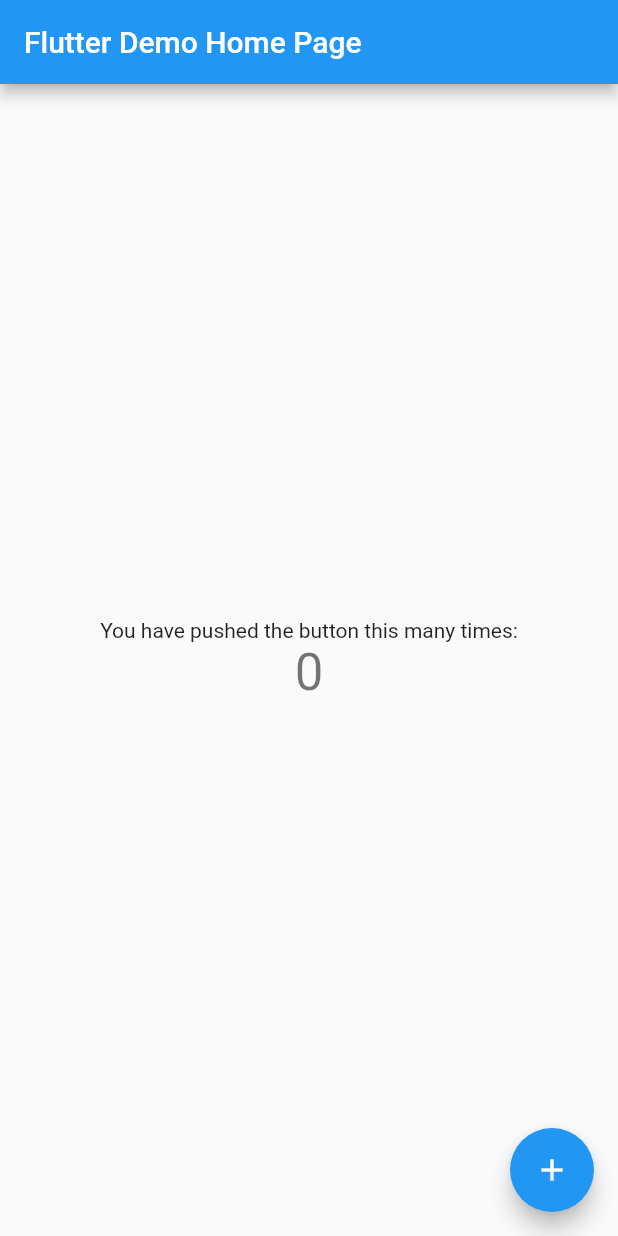
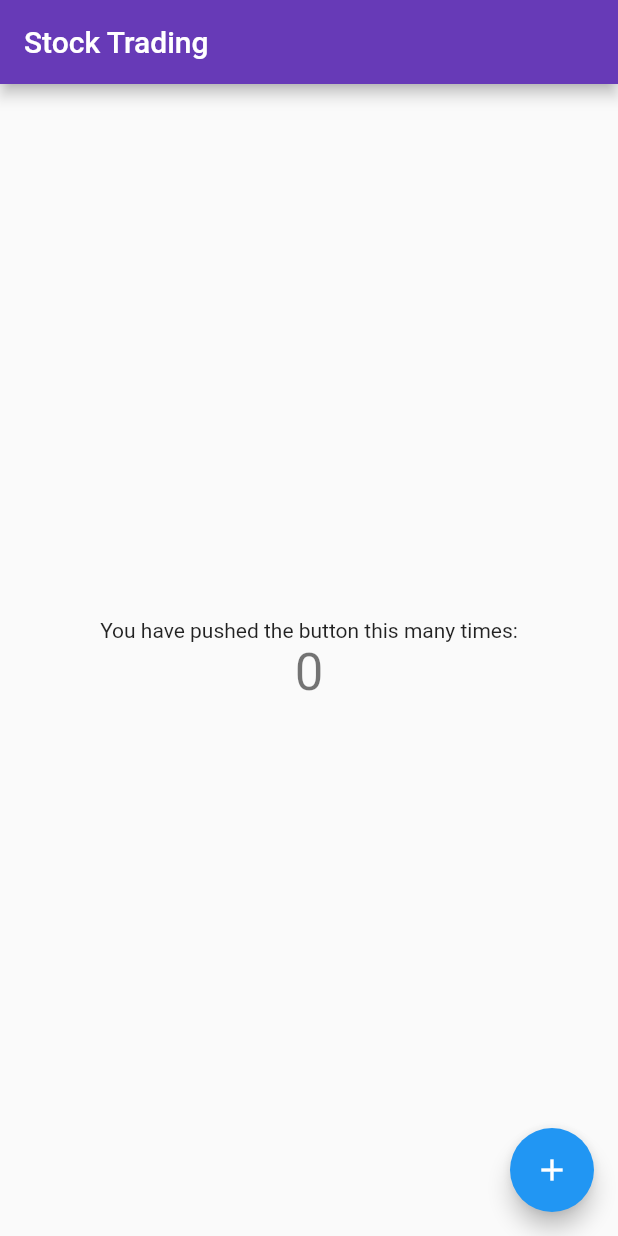
Before and after one commit to CharlesPeterMcCarthy/stock-market-mobile-app, a Flutter app: the screen it shows after launch, on a phone screen of 412 x 824 dp. Run offline on Flutter 3.47's test engine with Material 2 defaults, Android fonts, the phone set to English and light mode, and no system bars.

Commit message:
Removed Default Comments

```diff
--- a/lib/main.dart
+++ b/lib/main.dart
@@ -5,43 +5,22 @@ void main() {
 }
 
 class MyApp extends StatelessWidget {
-  // This widget is the root of your application.
   @override
   Widget build(BuildContext context) {
     return MaterialApp(
-      title: 'Flutter Demo',
+      title: 'Stock Trading',
       theme: ThemeData(
-        // This is the theme of your application.
-        //
-        // Try running your application with "flutter run". You'll see the
-        // application has a blue toolbar. Then, without quitting the app, try
-        // changing the primarySwatch below to Colors.green and then invoke
-        // "hot reload" (press "r" in the console where you ran "flutter run",
-        // or simply save your changes to "hot reload" in a Flutter IDE).
-        // Notice that the counter didn't reset back to zero; the application
-        // is not restarted.
-        primarySwatch: Colors.blue,
-        // This makes the visual density adapt to the platform that you run
-        // the app on. For desktop platforms, the controls will be smaller and
-        // closer together (more dense) than on mobile platforms.
+        primarySwatch: Colors.deepPurple,
+        accentColor: Colors.blue,
         visualDensity: VisualDensity.adaptivePlatformDensity,
       ),
-      home: MyHomePage(title: 'Flutter Demo Home Page'),
+          home: MyHomePage(title: 'Stock Trading'),
     );
   }
 }
 
 class MyHomePage extends StatefulWidget {
   MyHomePage({Key key, this.title}) : super(key: key);
-
-  // This widget is the home page of your application. It is stateful, meaning
-  // that it has a State object (defined below) that contains fields that affect
-  // how it looks.
-
-  // This class is the configuration for the state. It holds the values (in this
-  // case the title) provided by the parent (in this case the App widget) and
-  // used by the build method of the State. Fields in a Widget subclass are
-  // always marked "final".
 
   final String title;
 
@@ -54,47 +33,18 @@ class _MyHomePageState extends State<MyHomePage> {
 
   void _incrementCounter() {
     setState(() {
-      // This call to setState tells the Flutter framework that something has
-      // changed in this State, which causes it to rerun the build method below
-      // so that the display can reflect the updated values. If we changed
-      // _counter without calling setState(), then the build method would not be
-      // called again, and so nothing would appear to happen.
       _counter++;
     });
   }
 
   @override
   Widget build(BuildContext context) {
-    // This method is rerun every time setState is called, for instance as done
-    // by the _incrementCounter method above.
-    //
-    // The Flutter framework has been optimized to make rerunning build methods
-    // fast, so that you can just rebuild anything that needs updating rather
-    // than having to individually change instances of widgets.
     return Scaffold(
       appBar: AppBar(
-        // Here we take the value from the MyHomePage object that was created by
-        // the App.build method, and use it to set our appbar title.
         title: Text(widget.title),
       ),
       body: Center(
-        // Center is a layout widget. It takes a single child and positions it
-        // in the middle of the parent.
         child: Column(
-          // Column is also a layout widget. It takes a list of children and
-          // arranges them vertically. By default, it sizes itself to fit its
-          // children horizontally, and tries to be as tall as its parent.
-          //
-          // Invoke "debug painting" (press "p" in the console, choose the
-          // "Toggle Debug Paint" action from the Flutter Inspector in Android
-          // Studio, or the "Toggle Debug Paint" command in Visual Studio Code)
-          // to see the wireframe for each widget.
-          //
-          // Column has various properties to control how it sizes itself and
-          // how it positions its children. Here we use mainAxisAlignment to
-          // center the children vertically; the main axis here is the vertical
-          // axis because Columns are vertical (the cross axis would be
-          // horizontal).
           mainAxisAlignment: MainAxisAlignment.center,
           children: <Widget>[
             Text(
@@ -111,7 +61,7 @@ class _MyHomePageState extends State<MyHomePage> {
         onPressed: _incrementCounter,
         tooltip: 'Increment',
         child: Icon(Icons.add),
-      ), // This trailing comma makes auto-formatting nicer for build methods.
+      ),
     );
   }
 }
```
